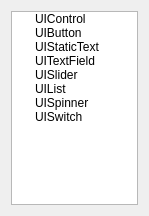
Qt form Tools/UIEditor/UI/librarywidget.ui (xaoctech/dava.engine) before a commit.
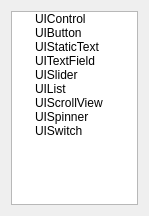
The same form after that commit. Custom widgets are drawn as their Qt base class.

Commit message: [DF-657]. SCROLL VIEW IMPLEMENTATION. FIRST REVISION.

```diff
--- a/Tools/UIEditor/UI/librarywidget.ui
+++ b/Tools/UIEditor/UI/librarywidget.ui
@@ -75,6 +75,11 @@
        <string>UIList</string>
       </property>
      </item>
+     <item>
+      <property name="text">
+       <string>UIScrollView</string>
+      </property>
+     </item>
      <item>
       <property name="text">
        <string>UISpinner</string>
```
The commit also changes 22 other files.
